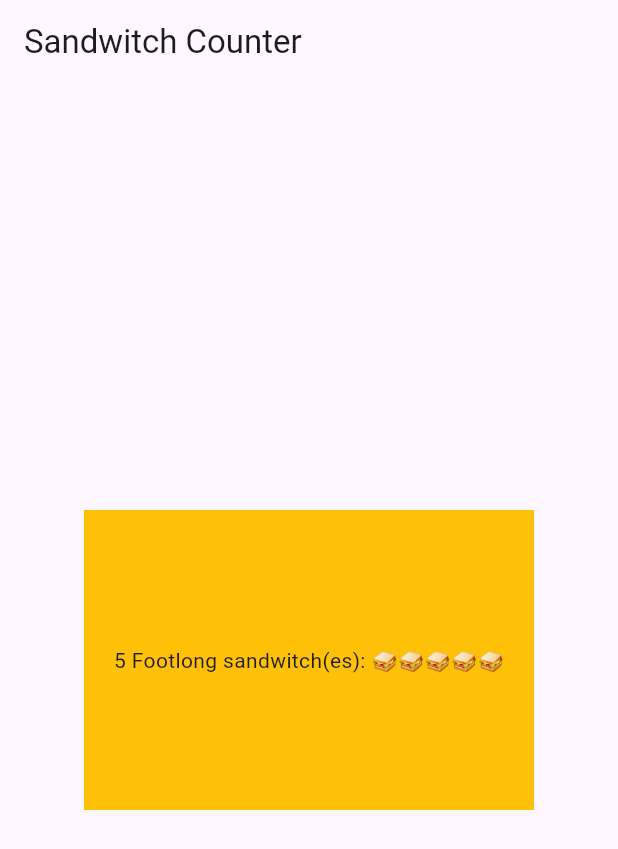
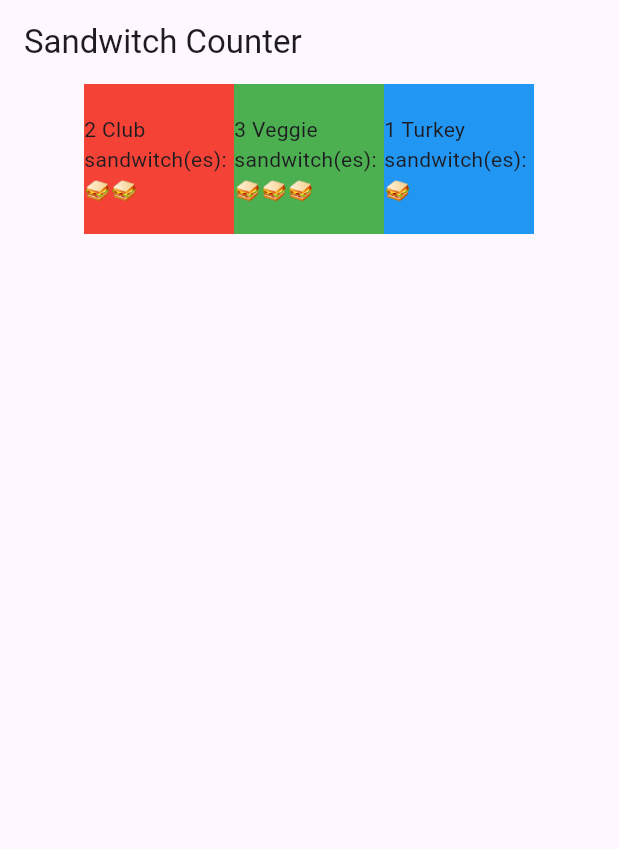
Before and after one commit to anirejlova/sandwitch_shop, a Flutter app: the screen it shows after launch, on a phone screen of 412 x 824 dp. Shown: the top 849 px of the screen. Run offline on Flutter 3.47's test engine with Material 3 defaults, Android fonts, the phone set to English and light mode, and no system bars.

Commit message:
colour columns

```diff
--- a/lib/main.dart
+++ b/lib/main.dart
@@ -13,7 +13,8 @@ class App extends StatelessWidget {
       title: 'Sandwitch Shop App',
       home: Scaffold(
         appBar: AppBar(title: const Text('Sandwitch Counter')),
-        body: Center(
+        body:
+        /* Center(
           child: Container(
             alignment: Alignment.center,
             color: Colors.amber,
@@ -21,6 +22,32 @@ class App extends StatelessWidget {
             height: 200,
             child: OrderItemDisplay(5, "Footlong"),
           ),
+        ), */
+        Row(
+          mainAxisAlignment: MainAxisAlignment.center,
+          children: [
+            Container(
+              alignment: Alignment.center,
+              color: Colors.red,
+              width: 100,
+              height: 100,
+              child: OrderItemDisplay(2, "Club"),
+            ),
+            Container(
+              alignment: Alignment.center,
+              color: Colors.green,
+              width: 100,
+              height: 100,
+              child: OrderItemDisplay(3, "Veggie"),
+            ),
+            Container(
+              alignment: Alignment.center,
+              color: Colors.blue,
+              width: 100,
+              height: 100,
+              child: OrderItemDisplay(1, "Turkey"),
+            ),
+          ],
         ),
       ),
     );
```
